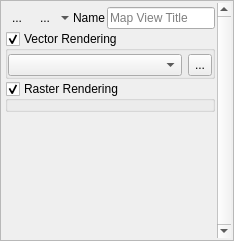
jakimowb/eo-time-series-viewer, file timeseriesviewer/ui/mapviewdefinition.ui: the form before one commit.
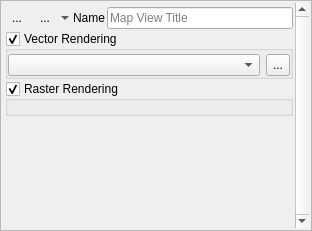
The form after the commit. Icons and pictures are not drawn. Custom widgets are drawn as their Qt base class.

```diff
--- a/timeseriesviewer/ui/mapviewdefinition.ui
+++ b/timeseriesviewer/ui/mapviewdefinition.ui
@@ -6,8 +6,8 @@
    <rect>
     <x>0</x>
     <y>0</y>
-    <width>234</width>
-    <height>241</height>
+    <width>312</width>
+    <height>231</height>
    </rect>
   </property>
   <property name="sizePolicy">
@@ -75,13 +75,13 @@
        <rect>
         <x>0</x>
         <y>0</y>
-        <width>211</width>
-        <height>235</height>
+        <width>289</width>
+        <height>225</height>
        </rect>
       </property>
       <property name="sizePolicy">
        <sizepolicy hsizetype="Preferred" vsizetype="Preferred">
-        <horstretch>0</horstretch>
+        <horstretch>2</horstretch>
         <verstretch>2</verstretch>
        </sizepolicy>
       </property>
@@ -96,7 +96,7 @@
         <number>2</number>
        </property>
        <property name="sizeConstraint">
-        <enum>QLayout::SetFixedSize</enum>
+        <enum>QLayout::SetNoConstraint</enum>
        </property>
        <property name="leftMargin">
         <number>2</number>
@@ -237,7 +237,7 @@
        <item>
         <widget class="QgsCollapsibleGroupBox" name="gbVectorRendering">
          <property name="sizePolicy">
-          <sizepolicy hsizetype="Preferred" vsizetype="Preferred">
+          <sizepolicy hsizetype="Preferred" vsizetype="Minimum">
            <horstretch>0</horstretch>
            <verstretch>0</verstretch>
           </sizepolicy>
@@ -245,7 +245,7 @@
          <property name="minimumSize">
           <size>
            <width>0</width>
-           <height>25</height>
+           <height>35</height>
           </size>
          </property>
          <property name="title">
@@ -328,7 +328,7 @@
          <property name="minimumSize">
           <size>
            <width>0</width>
-           <height>25</height>
+           <height>35</height>
           </size>
          </property>
          <property name="title">
```
